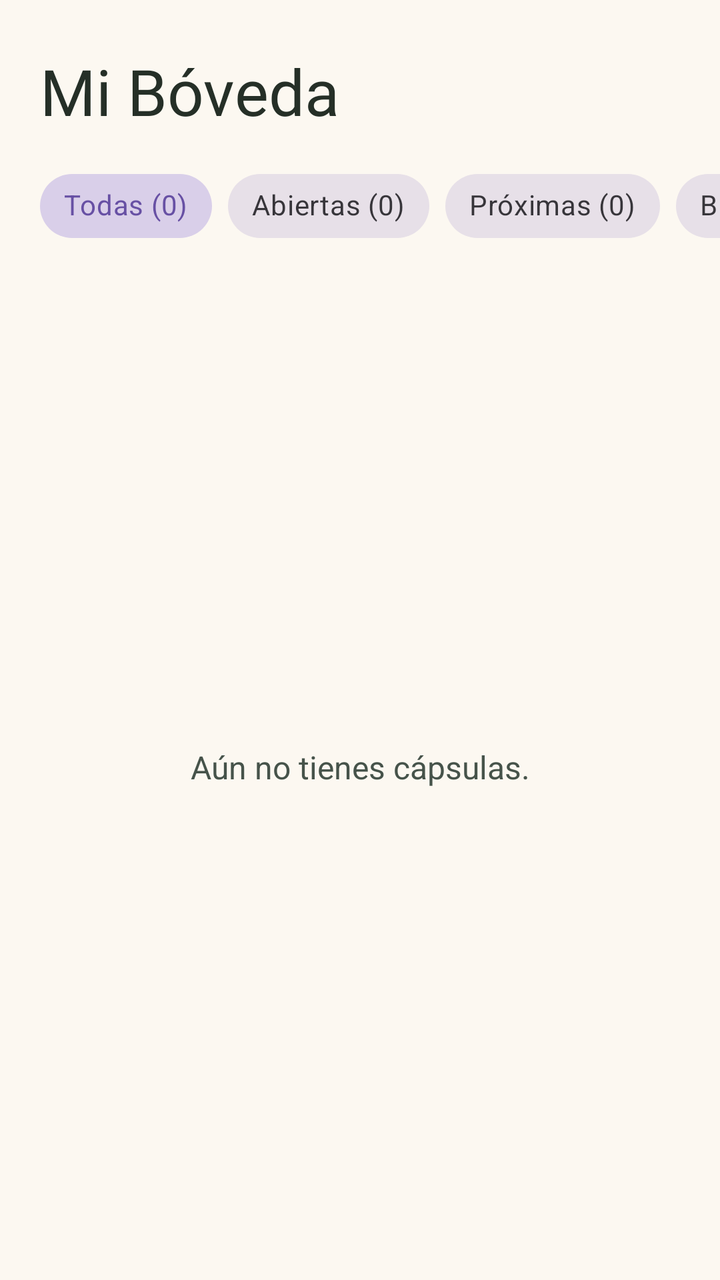
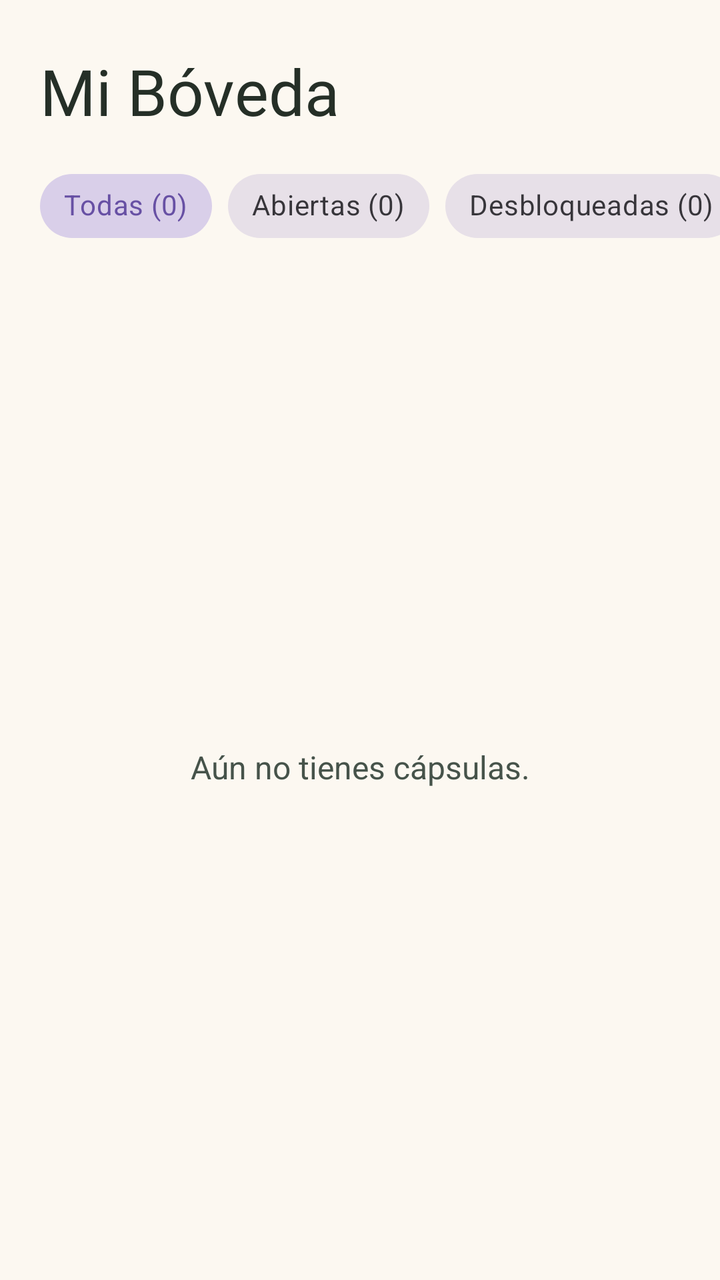

Compare the two renders of this Android layout. The source of the first and the diff that turns it into the second are given below.
<!-- AndroidManifest.xml: application theme Theme.Capsly -->
<!-- res/layout/page_vault.xml -->
<?xml version="1.0" encoding="utf-8"?>
<LinearLayout
    xmlns:android="http://schemas.android.com/apk/res/android"
    xmlns:app="http://schemas.android.com/apk/res-auto"
    android:id="@+id/bovedaRoot"
    android:layout_width="match_parent"
    android:layout_height="match_parent"
    android:background="#FCF8F1"
    android:orientation="vertical">

    <TextView
        android:id="@+id/tvTituloBoveda"
        android:layout_width="match_parent"
        android:layout_height="wrap_content"
        android:layout_marginStart="20dp"
        android:layout_marginTop="24dp"
        android:layout_marginEnd="20dp"
        android:fontFamily="@font/playfair_display_extrabold"
        android:text="Mi Bóveda"
        android:textColor="#252F27"
        android:textSize="32sp" />

    <HorizontalScrollView
        android:layout_width="match_parent"
        android:layout_height="wrap_content"
        android:layout_marginTop="12dp"
        android:fillViewport="false"
        android:scrollbars="none"
        android:overScrollMode="never"
        android:paddingStart="20dp"
        android:paddingEnd="20dp"
        android:clipToPadding="false">

        <com.google.android.material.chip.ChipGroup
            android:id="@+id/filtrosBoveda"
            android:layout_width="wrap_content"
            android:layout_height="wrap_content"
            app:chipSpacingHorizontal="8dp"
            app:singleLine="true"
            app:selectionRequired="true"
            app:singleSelection="true">

            <com.google.android.material.chip.Chip
                android:id="@+id/filtroTodas"
                style="@style/Widget.MaterialComponents.Chip.Choice"
                android:layout_width="wrap_content"
                android:layout_height="wrap_content"
                android:checked="true"
                android:text="Todas (0)" />

            <com.google.android.material.chip.Chip
                android:id="@+id/filtroAbiertas"
                style="@style/Widget.MaterialComponents.Chip.Choice"
                android:layout_width="wrap_content"
                android:layout_height="wrap_content"
                android:text="Abiertas (0)" />

            <com.google.android.material.chip.Chip
                android:id="@+id/filtroProximas"
                style="@style/Widget.MaterialComponents.Chip.Choice"
                android:layout_width="wrap_content"
                android:layout_height="wrap_content"
                android:text="Próximas (0)" />

            <com.google.android.material.chip.Chip
                android:id="@+id/filtroBloqueadas"
                style="@style/Widget.MaterialComponents.Chip.Choice"
                android:layout_width="wrap_content"
                android:layout_height="wrap_content"
                android:text="Bloqueadas (0)" />

        </com.google.android.material.chip.ChipGroup>

    </HorizontalScrollView>

    <FrameLayout
        android:layout_width="match_parent"
        android:layout_height="0dp"
        android:layout_weight="1">

        <androidx.recyclerview.widget.RecyclerView
            android:id="@+id/listaCapsulasBoveda"
            android:layout_width="match_parent"
            android:layout_height="match_parent"
            android:clipToPadding="false"
            android:paddingStart="20dp"
            android:paddingTop="12dp"
            android:paddingEnd="20dp"
            android:paddingBottom="16dp"
            android:visibility="gone"
            app:layoutManager="androidx.recyclerview.widget.LinearLayoutManager" />

        <TextView
            android:id="@+id/tvBovedaVacia"
            android:layout_width="match_parent"
            android:layout_height="wrap_content"
            android:layout_gravity="center"
            android:gravity="center"
            android:padding="24dp"
            android:text="Aún no tienes cápsulas."
            android:textColor="#46534A"
            android:textSize="16sp" />

    </FrameLayout>

</LinearLayout>
<!-- resources referenced by this layout -->
<resources>
  <style name="Theme.Capsly" parent="Base.Theme.Capsly" />
  <style name="Base.Theme.Capsly" parent="Theme.Material3.Light.NoActionBar">
          <item name="android:forceDarkAllowed" tools:targetApi="29">false</item>
      </style>
</resources>

<!-- the commit's change to res/layout/page_vault.xml (unified diff, before → after) -->
@@ -56,6 +56,13 @@
                 android:text="Abiertas (0)" />
 
             <com.google.android.material.chip.Chip
+                android:id="@+id/filtroDesbloqueadas"
+                style="@style/Widget.MaterialComponents.Chip.Choice"
+                android:layout_width="wrap_content"
+                android:layout_height="wrap_content"
+                android:text="Desbloqueadas (0)" />
+
+            <com.google.android.material.chip.Chip
                 android:id="@+id/filtroProximas"
                 style="@style/Widget.MaterialComponents.Chip.Choice"
                 android:layout_width="wrap_content"
